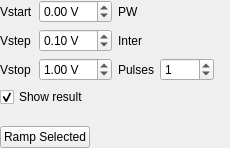
arc-instruments/arc2control, file arc2control/modules/curvetracer/uis/curvetracer.ui: the form before one commit.
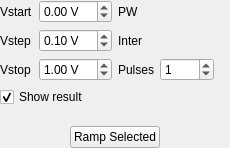
The form after the commit. Custom widgets are drawn as their Qt base class.

Commit message: Enable curvetracer button when a device is selected and arc2 isn't None

```diff
--- a/arc2control/modules/curvetracer/uis/curvetracer.ui
+++ b/arc2control/modules/curvetracer/uis/curvetracer.ui
@@ -158,30 +158,6 @@
      </property>
     </widget>
    </item>
-   <item row="5" column="0" colspan="4">
-    <layout class="QHBoxLayout" name="horizontalLayout">
-     <item>
-      <widget class="QPushButton" name="rampSelectedButton">
-       <property name="text">
-        <string>Ramp Selected</string>
-       </property>
-      </widget>
-     </item>
-     <item>
-      <spacer name="horizontalSpacer">
-       <property name="orientation">
-        <enum>Qt::Horizontal</enum>
-       </property>
-       <property name="sizeHint" stdset="0">
-        <size>
-         <width>40</width>
-         <height>20</height>
-        </size>
-       </property>
-      </spacer>
-     </item>
-    </layout>
-   </item>
    <item row="1" column="0">
     <widget class="QLabel" name="label_10">
      <property name="sizePolicy">
@@ -268,6 +244,43 @@
      </property>
     </spacer>
    </item>
+   <item row="5" column="0" colspan="5">
+    <layout class="QHBoxLayout" name="horizontalLayout">
+     <item>
+      <spacer name="horizontalSpacer_3">
+       <property name="orientation">
+        <enum>Qt::Horizontal</enum>
+       </property>
+       <property name="sizeHint" stdset="0">
+        <size>
+         <width>40</width>
+         <height>20</height>
+        </size>
+       </property>
+      </spacer>
+     </item>
+     <item>
+      <widget class="QPushButton" name="rampSelectedButton">
+       <property name="text">
+        <string>Ramp Selected</string>
+       </property>
+      </widget>
+     </item>
+     <item>
+      <spacer name="horizontalSpacer">
+       <property name="orientation">
+        <enum>Qt::Horizontal</enum>
+       </property>
+       <property name="sizeHint" stdset="0">
+        <size>
+         <width>40</width>
+         <height>20</height>
+        </size>
+       </property>
+      </spacer>
+     </item>
+    </layout>
+   </item>
   </layout>
  </widget>
  <customwidgets>
```
The commit also changes 1 other file.
